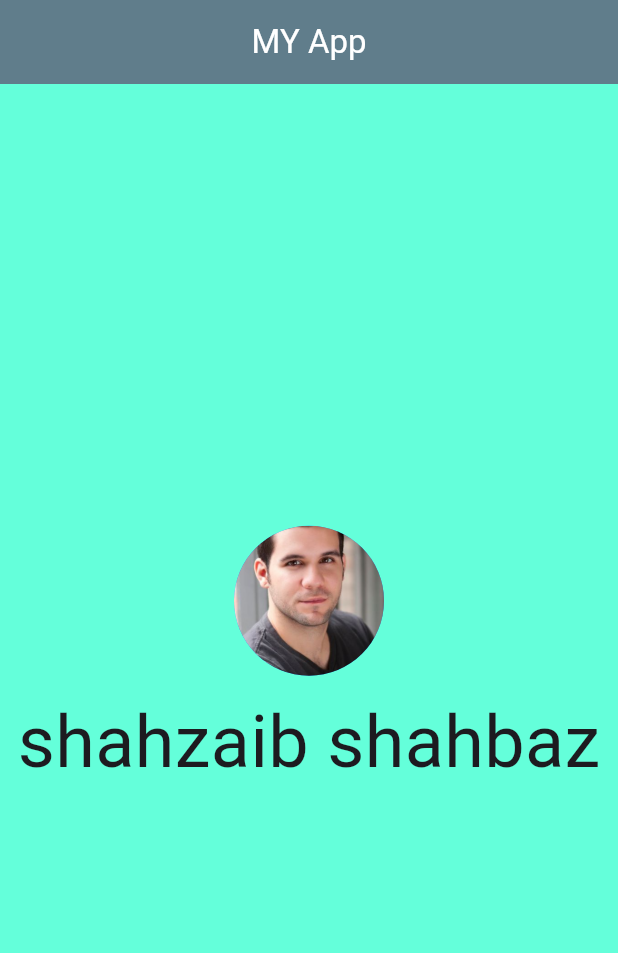
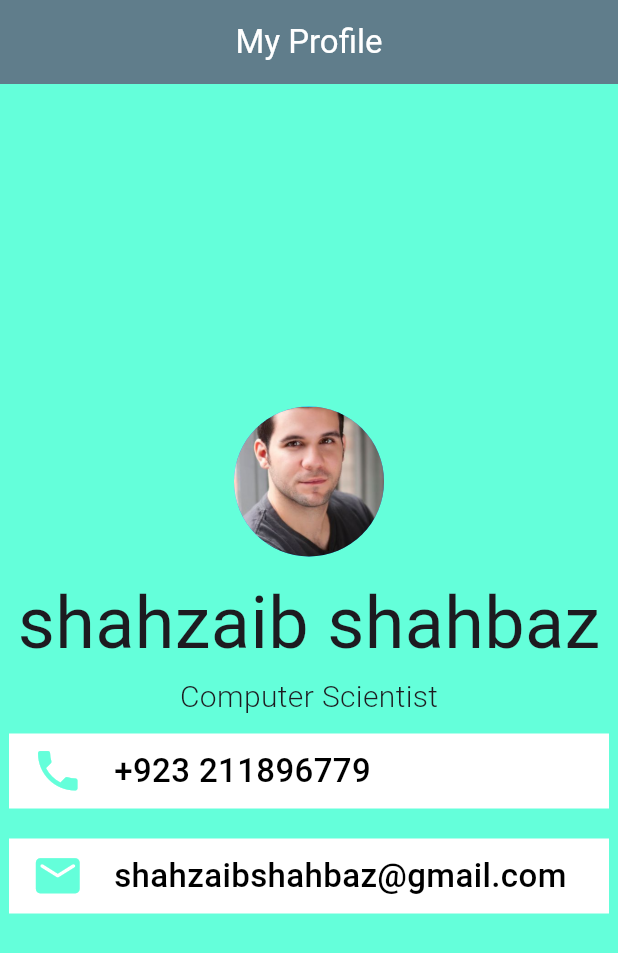
Before and after one commit to ShahzaibShahbaz/Random-Flutter, a Flutter app: the screen it shows after launch, on a phone screen of 412 x 824 dp. Shown: the top 953 px of the screen. Run offline on Flutter 3.47's test engine with Material 3 defaults, Android fonts, the phone set to English and light mode, and no system bars; our stand-ins replace google_fonts.

Commit message:
Updated main.dart
added some text and containers

```diff
--- a/lib/main.dart
+++ b/lib/main.dart
@@ -2,7 +2,7 @@ import 'package:flutter/material.dart';
 import 'package:google_fonts/google_fonts.dart';
 //The main function which is the starting point of all our apps.
 void main() {
-  runApp(MyApp());
+  runApp(const MyApp());
 }
 
 class MyApp extends StatelessWidget {
@@ -19,31 +19,64 @@ class MyApp extends StatelessWidget {
 
         appBar: AppBar(
           backgroundColor: Colors.blueGrey,
-          title: Center(child: Text('MY App', style: TextStyle(color: Colors.white),),),
+          title: Center(child: Text('My Profile', style: TextStyle(color: Colors.white),),),
         ),
         backgroundColor: Colors.tealAccent,
         body: Center(
           child: SafeArea(
             child: Center(
               child: Column(
-
                 mainAxisAlignment: MainAxisAlignment.center,
                 children: [
                   CircleAvatar(
                     backgroundImage: AssetImage('images/Portrait.jpeg'),
-
                     radius: 50,
                     backgroundColor: Colors.blue,
+                  ),
 
-                  ),
                   SizedBox(
                     height: 10,
                   ),
 
+                  Text('shahzaib shahbaz', style: TextStyle(fontSize: 48),),
 
 
 
-                  Text('shahzaib shahbaz', style: TextStyle(fontSize: 48),)
+                  Text('Computer Scientist', style: TextStyle(fontWeight: FontWeight.w300, fontSize: 20),),
+
+SizedBox(height: 10,),
+
+                  Container(
+                    color: Colors.white,
+                    height: 50,
+                    width: 400,
+                    padding: EdgeInsets.only(left: 15),
+
+                    child: Row(
+                      children: [
+                        Icon(Icons.phone, size: 35, color: Colors.tealAccent,),
+                        SizedBox(width: 20,),
+                        Text('+923 211896779', style: TextStyle(color: Colors.black, fontSize: 22, fontWeight: FontWeight.w500),),
+                      ],
+                    ),
+                  ),
+
+                  SizedBox(height: 20,),
+
+                  Container(
+                    color: Colors.white,
+                    height: 50,
+                    width: 400,
+                    padding: EdgeInsets.only(left: 15),
+                    child:
+                    Row(
+                      children: [
+                        Icon(Icons.email_rounded, size: 35, color: Colors.tealAccent,),
+                        SizedBox(width: 20,),
+                        Text('shahzaibshahbaz@gmail.com', style: TextStyle(color: Colors.black, fontSize: 22, fontWeight: FontWeight.w500, ),)
+                      ],
+                    ),
+                  )
 
 
                 ],
```
